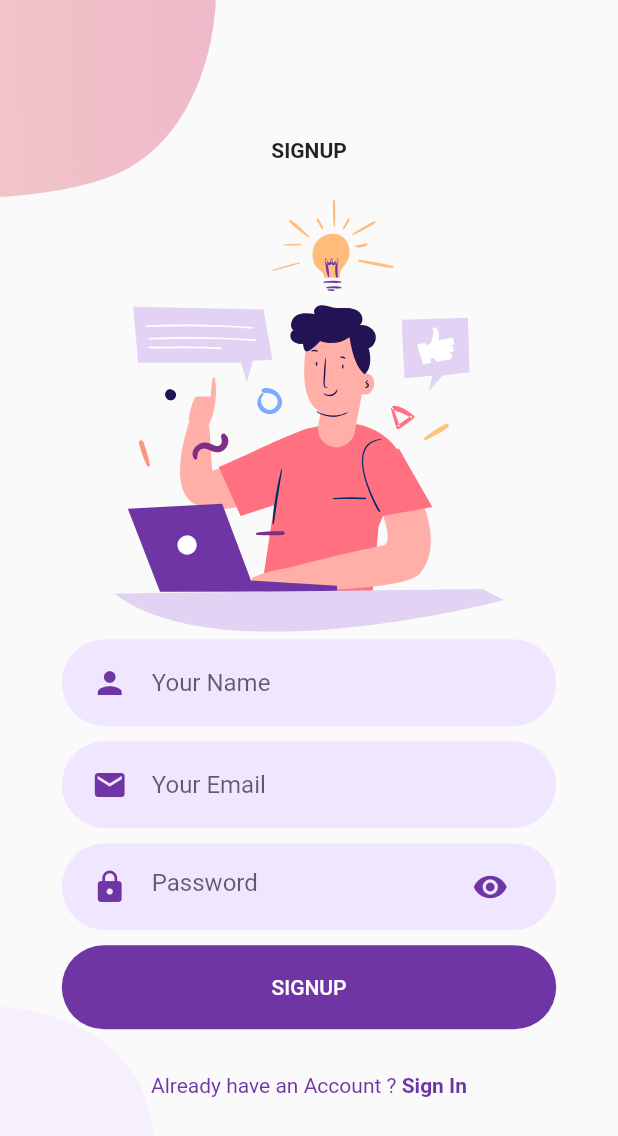
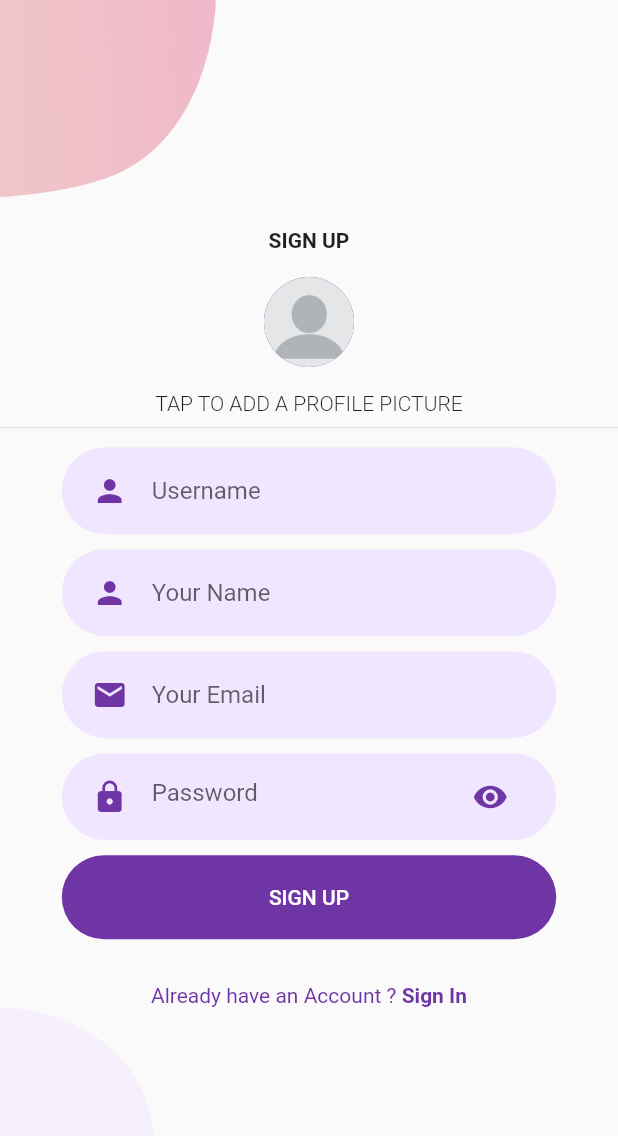
Before and after one commit to sidjmishra/Friend-Suggestion-on-Music, a Flutter app: the SignUp screen opened directly, on a phone screen of 412 x 824 dp. Shown: the top 1136 px of the screen. Run offline on Flutter 3.47's test engine with Material 2 defaults, Android fonts, the phone set to English and light mode, and no system bars; our stand-ins replace cached_network_image, cloud_firestore, dio, firebase_auth, firebase_core, firebase_messaging and 7 more; missing offline and left inert: spotify_sdk; accounts and stored records are empty.

Commit message:
Profile Picture

```diff
--- a/spotify_music_auth/lib/models/users.dart
+++ b/spotify_music_auth/lib/models/users.dart
@@ -2,9 +2,11 @@ class PlayUser {
   final String uid;
   final String? email;
   final String? displayName;
+  final String? username;
   PlayUser({
     required this.uid,
     this.email,
     this.displayName,
+    this.username,
   });
 }
--- a/spotify_music_auth/lib/screens/home.dart
+++ b/spotify_music_auth/lib/screens/home.dart
@@ -183,10 +183,6 @@ class _HomePageState extends State<HomePage> {
               : Column(
                   mainAxisAlignment: MainAxisAlignment.spaceEvenly,
                   children: [
-                    Text(
-                      "Spotify Connected \nName: ${userData['name']} \nSpotify URI: ${userData['uri']}",
-                      textAlign: TextAlign.center,
-                    ),
                     _connected
                         ? playerState(context)
                         : const Text("Spotify not connected"),
--- a/spotify_music_auth/lib/screens/signup.dart
+++ b/spotify_music_auth/lib/screens/signup.dart
@@ -1,5 +1,8 @@
+import 'dart:io';
+
 import 'package:flutter/material.dart';
 import 'package:flutter_svg/svg.dart';
+import 'package:image_picker/image_picker.dart';
 import 'package:spotify_music_auth/components/alreadyhaveaccount.dart';
 import 'package:spotify_music_auth/components/roundedbutton.dart';
 import 'package:spotify_music_auth/components/textfieldcontainer.dart';
@@ -24,12 +27,24 @@ class _SignUpState extends State<SignUp> {
   TextEditingController email = TextEditingController();
   TextEditingController password = TextEditingController();
   TextEditingController name = TextEditingController();
+  TextEditingController username = TextEditingController();
+
+  final picker = ImagePicker();
+  var _imageFile;
+
+  Future pickImage() async {
+    final pickedFile = await picker.pickImage(source: ImageSource.gallery);
+
+    setState(() {
+      _imageFile = File(pickedFile!.path);
+    });
+  }
 
   Future<bool> signUp() async {
     if (_formKey.currentState!.validate()) {
       try {
         await authService
-            .signUpPlay(name.text, email.text, password.text)
+            .signUpPlay(name.text, email.text, password.text, username.text)
             .then((value) {
           print("Testing" + value);
           return true;
@@ -86,18 +101,54 @@ class _SignUpState extends State<SignUp> {
                     mainAxisAlignment: MainAxisAlignment.center,
                     children: <Widget>[
                       const Text(
-                        "SIGNUP",
+                        "SIGN UP",
                         style: TextStyle(fontWeight: FontWeight.bold),
                       ),
-                      SizedBox(height: size.height * 0.03),
-                      SvgPicture.asset(
-                        "assets/signup.svg",
-                        height: size.height * 0.35,
+                      SizedBox(height: size.height * 0.02),
+                      GestureDetector(
+                        onTap: pickImage,
+                        child: _imageFile != null
+                            ? CircleAvatar(
+                                backgroundImage: FileImage(_imageFile),
+                                radius: 30.0,
+                              )
+                            : const CircleAvatar(
+                                backgroundImage: AssetImage("assets/user.png"),
+                                radius: 30.0,
+                              ),
+                      ),
+                      SizedBox(height: size.height * 0.02),
+                      const Text(
+                        "TAP TO ADD A PROFILE PICTURE",
+                        style: TextStyle(fontWeight: FontWeight.w300),
+                      ),
+                      const Divider(),
+                      // SvgPicture.asset(
+                      //   "assets/signup.svg",
+                      //   height: size.height * 0.25,
+                      // ),
+                      TextFieldContainer(
+                        child: TextFormField(
+                          validator: (val) {
+                            return val!.length < 3 ? 'Enter valid name' : null;
+                          },
+                          keyboardType: TextInputType.name,
+                          controller: username,
+                          cursorColor: kPrimaryColor,
+                          decoration: const InputDecoration(
+                            icon: Icon(
+                              Icons.person,
+                              color: kPrimaryColor,
+                            ),
+                            hintText: "Username",
+                            border: InputBorder.none,
+                          ),
+                        ),
                       ),
                       TextFieldContainer(
                         child: TextFormField(
                           validator: (val) {
-                            return val!.length < 3 ? 'Enter valid name' : null;
+                            return val!.length < 5 ? 'Enter valid name' : null;
                           },
                           keyboardType: TextInputType.name,
                           controller: name,
@@ -168,7 +219,7 @@ class _SignUpState extends State<SignUp> {
                         ),
                       ),
                       RoundedButton(
-                        text: "SIGNUP",
+                        text: "SIGN UP",
                         press: signUp,
                       ),
                       SizedBox(height: size.height * 0.03),
--- a/spotify_music_auth/lib/services/auth.dart
+++ b/spotify_music_auth/lib/services/auth.dart
@@ -75,16 +75,19 @@ class AuthService {
     }
   }
 
-  Future signUpPlay(String name, String email, String password) async {
+  Future signUpPlay(
+      String name, String email, String password, String username) async {
     try {
       await _firebaseAuth
           .createUserWithEmailAndPassword(email: email, password: password)
           .then((userFromDb) async {
         if (user != null) {
           PlayUser newUser = PlayUser(
-              uid: userFromDb.user!.uid,
-              displayName: name,
-              email: userFromDb.user!.email);
+            uid: userFromDb.user!.uid,
+            displayName: name,
+            email: userFromDb.user!.email,
+            username: username,
+          );
 
           await Database().addUserToDatabase(newUser).then((status) {
             return true;
--- a/spotify_music_auth/pubspec.yaml
+++ b/spotify_music_auth/pubspec.yaml
@@ -41,8 +41,10 @@ dependencies:
   firebase_auth: ^3.3.6
   firebase_core: ^1.12.0
   cloud_firestore: ^3.1.7
+  firebase_storage: ^10.2.9
   flutter_svg: ^1.0.3
   dio: ^4.0.4
+  image_picker:
 
 dev_dependencies:
   flutter_test:
```
Also changed, not shown: spotify_music_auth/lib/services/database.dart (+17 -0 lines), spotify_music_auth/assets/user.png (added), spotify_music_auth/pubspec.lock.
